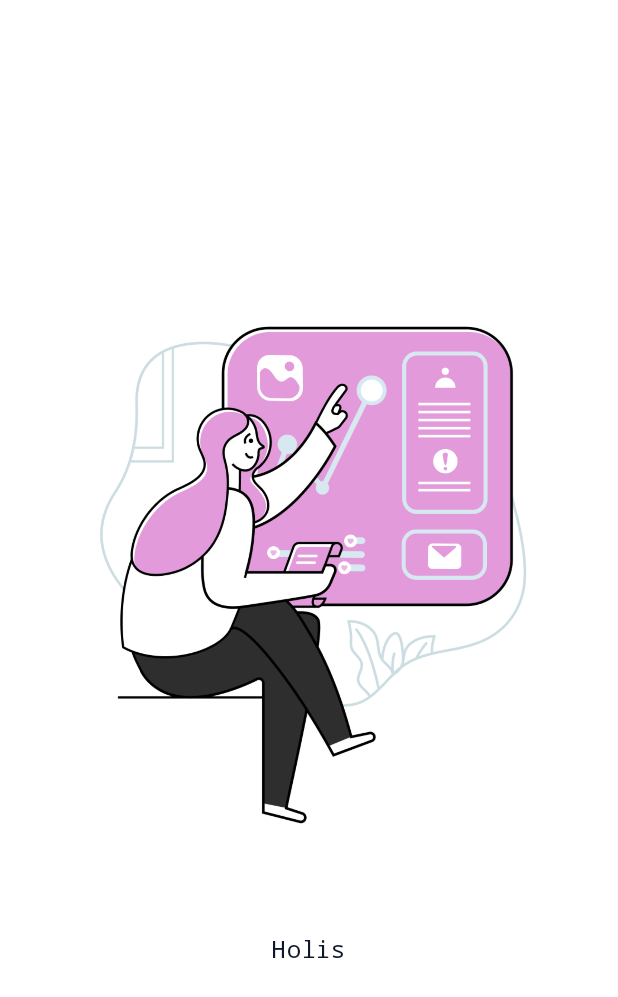
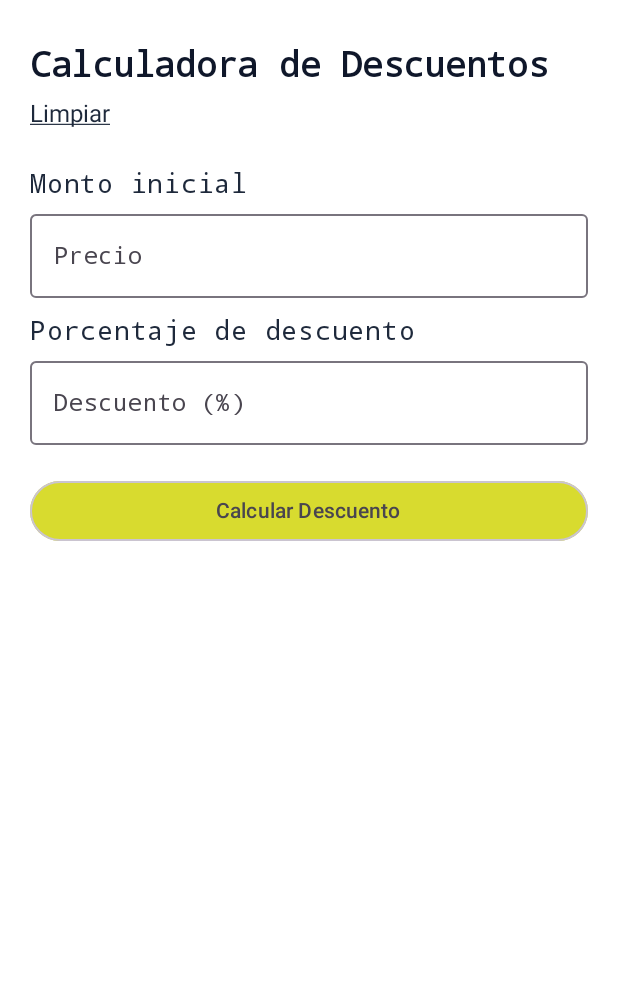
Before and after one commit to JulSarmiento/discount-calculator-app, an Android app built with Jetpack Compose: the composable ContentHomeView shown on its own in the app's theme, on a phone screen of 412 x 824 dp. Shown: the top 997 px of the screen. Run offline under Robolectric (Android 15) with nearby library versions, the phone set to English and light mode, and no system bars.

Commit message:
feat: se trabajaron en componentes

```diff
--- a/app/src/main/java/com/julhdev/discountcalculator/components/BodyComponents.kt
+++ b/app/src/main/java/com/julhdev/discountcalculator/components/BodyComponents.kt
@@ -1,9 +1,55 @@
 package com.julhdev.discountcalculator.components
 
+import androidx.compose.foundation.border
+import androidx.compose.foundation.clickable
 import androidx.compose.foundation.layout.*
+import androidx.compose.foundation.text.KeyboardOptions
+import androidx.compose.material3.ButtonDefaults
+import androidx.compose.material3.MaterialTheme
+import androidx.compose.material3.OutlinedButton
+import androidx.compose.material3.OutlinedTextField
+import androidx.compose.material3.Text
 import androidx.compose.runtime.Composable
 import androidx.compose.ui.Modifier
+import androidx.compose.ui.graphics.Color
+import androidx.compose.ui.text.TextStyle
+import androidx.compose.ui.text.font.FontWeight
+import androidx.compose.ui.text.input.KeyboardType
+import androidx.compose.ui.text.style.TextAlign
+import androidx.compose.ui.text.style.TextDecoration
 import androidx.compose.ui.unit.*
+
+@Composable
+        /**
+         * Componente del título principal.
+         * @param name El texto que se mostrará como título.
+         * usage: TitleVew("Bienvenido")
+         */
+fun TitleVew(name: String) {
+  Text(
+    text = name,
+    fontSize = 23.sp,
+    fontWeight = FontWeight.Bold,
+    textAlign = TextAlign.Start,
+    color = MaterialTheme.colorScheme.primary,
+  )
+}
+
+@Composable
+        /**
+         * Componente del subtítulo.
+         * @param text El texto que se mostrará como subtítulo.
+         * usage: SubTitle("Este es un subtítulo")
+         */
+fun SubTitle(text: String) {
+  Text(
+    text = text,
+    fontSize = 18.sp,
+    fontWeight = FontWeight.Medium,
+    textAlign = TextAlign.Start,
+    color = MaterialTheme.colorScheme.tertiary,
+  )
+}
 
 @Composable
         /**
@@ -28,3 +74,72 @@ fun SpaceWidth(size: Dp = 10.dp) {
     .width(size)
   )
 }
+
+@Composable
+        /**
+         * Componente de campo de texto principal.
+         * @param value El valor actual del campo de texto.
+         * @param onValueChange La función que se llama cuando el valor del campo de texto
+         * cambia.
+         * @param label La etiqueta que se muestra dentro del campo de texto.
+         * usage: MainTextField(value = text, onValueChange = { text = it }, label = "Ingrese texto")
+         */
+fun MainTextField(
+  value: String,
+  onValueChange: (String) -> Unit,
+  label: String,
+) {
+  OutlinedTextField(
+    value= value,
+    onValueChange = onValueChange,
+    label = { Text(text = label) },
+    keyboardOptions = KeyboardOptions(
+      keyboardType = KeyboardType.Number
+    ),
+    modifier = Modifier
+      .fillMaxWidth()
+  )
+}
+
+@Composable
+        /**
+         * Componente del botón principal.
+         * @param text El texto que se mostrará en el botón.
+         * @param color El color de fondo del botón (por defecto es el color secundario del tema).
+         * @param onClick La acción a realizar cuando se haga clic en el botón.
+         * usage: MainBtn("Enviar", Color.Blue) { /* Acción */ }
+         */
+fun MainBtn(
+  text: String,
+  color: Color = MaterialTheme.colorScheme.secondary,
+  onClick: () -> Unit
+) {
+  OutlinedButton(
+    onClick = onClick,
+    colors = ButtonDefaults.outlinedButtonColors(
+      containerColor = color,
+    ),
+    modifier = Modifier
+      .fillMaxWidth()
+  ) {
+    Text(
+      text = text,
+    )
+  }
+}
+
+@Composable
+fun OutlineBtn(
+  text: String,
+  onClick: () -> Unit
+) {
+  Text(
+    text = text,
+    style = TextStyle(
+      fontSize = 16.sp,
+      textDecoration = TextDecoration.Underline
+    ),
+    color = MaterialTheme.colorScheme.tertiary,
+    modifier = Modifier.clickable { onClick() }
+  )
+}
--- a/app/src/main/java/com/julhdev/discountcalculator/ui/theme/Color.kt
+++ b/app/src/main/java/com/julhdev/discountcalculator/ui/theme/Color.kt
@@ -2,9 +2,10 @@ package com.julhdev.discountcalculator.ui.theme
 
 import androidx.compose.ui.graphics.Color
 
-val Primary = Color(0xFFD8DB2F)
-val Secondary =  Color(0xFF0F172A)
-val Secondary70 = Color(0xFF334155)
+val Primary =  Color(0xFF0F172A)
+val Secondary  = Color(0xFFD8DB2F)
+
+val Secondary70 = Color(0xFF1E293B)
 
 val Background = Color(0xFFFFFFFF)
 val Error = Color(0xFFB00020)
--- a/app/src/main/java/com/julhdev/discountcalculator/views/HomeView.kt
+++ b/app/src/main/java/com/julhdev/discountcalculator/views/HomeView.kt
@@ -4,6 +4,7 @@ import androidx.compose.foundation.Image
 import androidx.compose.foundation.layout.Arrangement
 import androidx.compose.foundation.layout.Column
 import androidx.compose.foundation.layout.PaddingValues
+import androidx.compose.foundation.layout.Row
 import androidx.compose.foundation.layout.fillMaxSize
 import androidx.compose.foundation.layout.padding
 import androidx.compose.material.icons.Icons
@@ -16,13 +17,22 @@ import androidx.compose.material3.Scaffold
 import androidx.compose.material3.Text
 import androidx.compose.material3.TopAppBarDefaults
 import androidx.compose.runtime.Composable
+import androidx.compose.runtime.getValue
+import androidx.compose.runtime.mutableFloatStateOf
+import androidx.compose.runtime.mutableStateOf
+import androidx.compose.runtime.remember
 import androidx.compose.ui.Alignment
 import androidx.compose.ui.Modifier
 import androidx.compose.ui.res.painterResource
 import androidx.compose.ui.text.font.FontWeight
 import androidx.compose.ui.unit.dp
 import com.julhdev.discountcalculator.R
+import com.julhdev.discountcalculator.components.MainBtn
+import com.julhdev.discountcalculator.components.MainTextField
+import com.julhdev.discountcalculator.components.OutlineBtn
 import com.julhdev.discountcalculator.components.SpaceHeight
+import com.julhdev.discountcalculator.components.SubTitle
+import com.julhdev.discountcalculator.components.TitleVew
 
 @OptIn(ExperimentalMaterial3Api::class)
 @Composable
@@ -32,8 +42,8 @@ fun HomeView() {
       CenterAlignedTopAppBar(
         title = { Text(text = "Discount Calculator", fontWeight = FontWeight.Bold) },
         colors = TopAppBarDefaults.centerAlignedTopAppBarColors(
-          containerColor = MaterialTheme.colorScheme.secondary,
-          titleContentColor = MaterialTheme.colorScheme.primary
+          containerColor = MaterialTheme.colorScheme.primary,
+          titleContentColor = MaterialTheme.colorScheme.secondary
         ),
         navigationIcon = {
           Icon(
@@ -56,17 +66,47 @@ fun ContentHomeView(paddingValues: PaddingValues ) {
     modifier = Modifier
       .fillMaxSize()
       .padding(paddingValues)
-      .padding(10.dp),
-    verticalArrangement = Arrangement.Center,
-    horizontalAlignment = Alignment.CenterHorizontally
+      .padding(vertical = 10.dp)
+      .padding(horizontal = 20.dp),
   ) {
-    Image(
-      painter = painterResource(id = R.drawable.image),
-      contentDescription = "Discount",
-      modifier = Modifier
-        .padding(10.dp)
-    )
-    SpaceHeight(50.dp)
-    Text("Holis", color = MaterialTheme.colorScheme.secondary)
+    val price by remember { mutableStateOf("") }
+    val discount by remember { mutableStateOf("") }
+
+    SpaceHeight(20.dp)
+    Column {
+      TitleVew(
+        name = "Calculadora de Descuentos"
+      )
+      SpaceHeight(10.dp)
+      OutlineBtn(
+        text = "Limpiar",
+        onClick = { /* TODO */ }
+      )
+    }
+    SpaceHeight(25.dp)
+    Column {
+      SubTitle(
+        text = "Monto inicial"
+      )
+      MainTextField(
+        value = price,
+        onValueChange = { /* TODO */ },
+        label = "Precio"
+      )
+      SpaceHeight(10.dp)
+      SubTitle(
+        text = "Porcentaje de descuento"
+      )
+      MainTextField(
+        value = discount,
+        onValueChange = { /* TODO */ },
+        label = "Descuento (%)"
+      )
+      SpaceHeight(20.dp)
+      MainBtn(
+        text = "Calcular Descuento",
+        onClick = { /* TODO */ }
+      )
+    }
   }
 }
```
